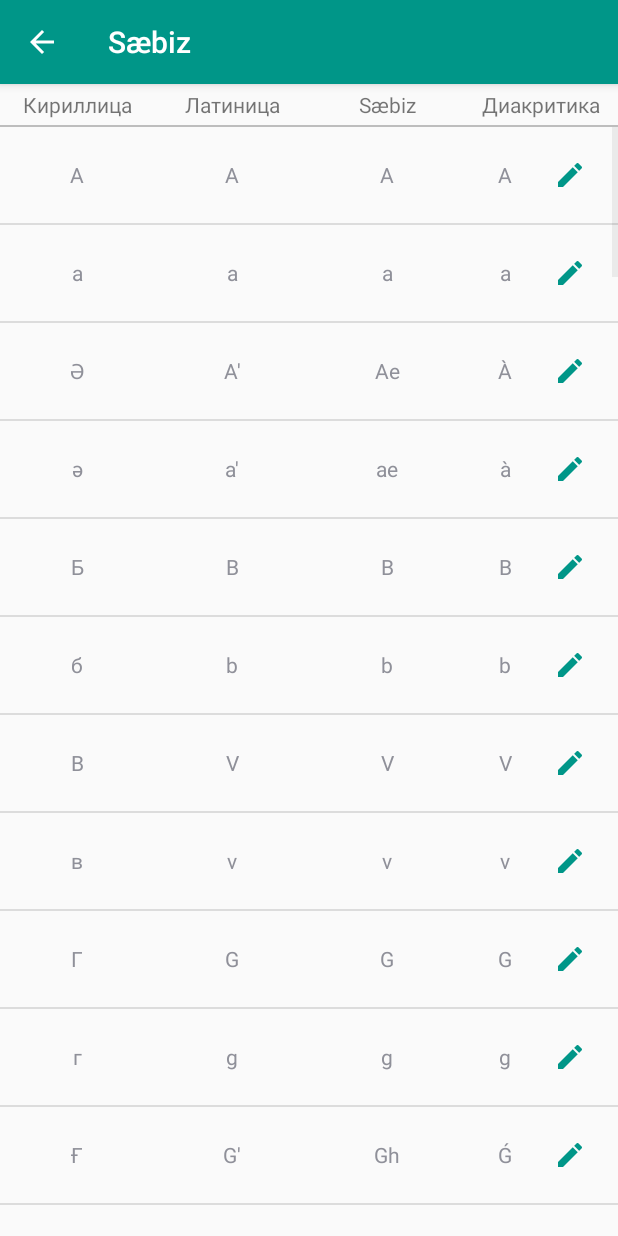
After one commit to dds861/seabis, an Android app: the ActivitySettingsAlphabetsCyrrillic screen opened directly, with no data from a screen before it, on a phone screen of 412 x 824 dp. The commit adds this screen. Run offline under Robolectric (Android 15) with nearby library versions, the phone set to English and light mode, and no system bars.

Commit message:
too many changes to explain

```diff
--- a/app/src/main/java/com/dd/newqazaqalphabet/seabis/AlphabetsActivity.java
+++ /dev/null
@@ -1,13 +0,0 @@
-package com.dd.newqazaqalphabet.seabis;
-
-import android.support.v7.app.AppCompatActivity;
-import android.os.Bundle;
-
-public class AlphabetsActivity extends AppCompatActivity {
-
-    @Override
-    protected void onCreate(Bundle savedInstanceState) {
-        super.onCreate(savedInstanceState);
-        setContentView(R.layout.activity_alphabets);
-    }
-}
--- a/app/src/main/java/com/dd/newqazaqalphabet/seabis/Converter.java
+++ b/app/src/main/java/com/dd/newqazaqalphabet/seabis/Converter.java
@@ -7,6 +7,7 @@ package com.dd.newqazaqalphabet.seabis;
 public class Converter {
     public String cyrillicToLatin(String OCRresult) {
         OCRresult = OCRresult
+
                 .replace("А", "A")
                 .replace("а", "a")
                 .replace("Ә", "A'")
--- a/app/src/main/java/com/dd/newqazaqalphabet/seabis/Main0Activity.java
+++ b/app/src/main/java/com/dd/newqazaqalphabet/seabis/Main0Activity.java
@@ -22,6 +22,7 @@ import android.widget.Toast;
 
 import com.daimajia.androidanimations.library.Techniques;
 import com.daimajia.androidanimations.library.YoYo;
+import com.dd.newqazaqalphabet.seabis.Settings.ActivitySettingsAlphabets;
 import com.google.android.gms.ads.AdRequest;
 import com.google.android.gms.ads.AdView;
 
@@ -113,17 +114,20 @@ public class Main0Activity extends AppCompatActivity implements View.OnClickList
         mSpinnerSecondState = (Spinner) findViewById(R.id.spinnerSecondState);
     }
 
+    //Создается кнопка Settings справо вверхнем углу на action bar
     @Override
     public boolean onCreateOptionsMenu(Menu menu) {
         getMenuInflater().inflate(R.menu.menu_settings, menu);
         return true;
     }
 
+    //Создается меню на кнопке settings на Action bar
     @Override
     public boolean onOptionsItemSelected(MenuItem item) {
         switch (item.getItemId()) {
             case R.id.action_settings:
-
+                Intent intentAlphabetActivity = new Intent(getApplicationContext(), ActivitySettingsAlphabets.class);
+                startActivity(intentAlphabetActivity);
 
                 return true;
 
--- /dev/null
+++ b/app/src/main/java/com/dd/newqazaqalphabet/seabis/Settings/Cyrrillic/ActivitySettingsAlphabetsCyrrillic.java
@@ -0,0 +1,42 @@
+package com.dd.newqazaqalphabet.seabis.Settings.Cyrrillic;
+
+import android.os.Bundle;
+import android.support.v7.app.AppCompatActivity;
+import android.widget.ListView;
+
+import com.dd.newqazaqalphabet.seabis.R;
+
+import java.util.ArrayList;
+import java.util.List;
+
+public class ActivitySettingsAlphabetsCyrrillic extends AppCompatActivity {
+
+
+    @Override
+    protected void onCreate(Bundle savedInstanceState) {
+        //Восстанавливаем тему после лого
+        setTheme(R.style.AppTheme);
+
+        super.onCreate(savedInstanceState);
+        setContentView(R.layout.activity_settings_alphabets_cyrrillic);
+
+
+                        List<ActivitySettingsAlphabetsCyrrillicProduct> products = new ArrayList<>();
+
+                        String[] myResArray = getResources().getStringArray(R.array.cyrillic);
+                        String[] myResArray2 = getResources().getStringArray(R.array.latin);
+                        String[] myResArray3 = getResources().getStringArray(R.array.seabiz);
+                        String[] myResArray4 = getResources().getStringArray(R.array.diacretic);
+                        for (int i = 0; i < myResArray.length; i++) {
+                            products.add(new ActivitySettingsAlphabetsCyrrillicProduct(myResArray[i],myResArray2[i],myResArray3[i],myResArray4[i]));
+
+                        }
+
+                        ActivitySettingsAlphabetsCyrrillicAdapter myAdapter = new ActivitySettingsAlphabetsCyrrillicAdapter(getApplicationContext(),products);
+
+                        ListView listView = (ListView) findViewById(R.id.listViewAlphabet);
+
+                        listView.setAdapter(myAdapter);
+
+    }
+}
--- /dev/null
+++ b/app/src/main/java/com/dd/newqazaqalphabet/seabis/Settings/Cyrrillic/ActivitySettingsAlphabetsCyrrillicAdapter.java
@@ -0,0 +1,57 @@
+package com.dd.newqazaqalphabet.seabis.Settings.Cyrrillic;
+
+import android.content.Context;
+import android.support.annotation.NonNull;
+import android.support.annotation.Nullable;
+import android.view.LayoutInflater;
+import android.view.View;
+import android.view.ViewGroup;
+import android.widget.ArrayAdapter;
+import android.widget.TextView;
+import android.widget.Toast;
+
+import com.dd.newqazaqalphabet.seabis.R;
+
+import java.util.List;
+
+/**
+ * Created by dds86 on 08-Nov-17.
+ */
+
+public class ActivitySettingsAlphabetsCyrrillicAdapter extends ArrayAdapter<ActivitySettingsAlphabetsCyrrillicProduct> {
+    private List<ActivitySettingsAlphabetsCyrrillicProduct> objects;
+
+    public ActivitySettingsAlphabetsCyrrillicAdapter(@NonNull Context context, @NonNull List<ActivitySettingsAlphabetsCyrrillicProduct> objects) {
+        super(context, 0, objects);
+        this.objects = objects;
+    }
+
+    @NonNull
+    @Override
+    public View getView(int position, @Nullable View convertView, @NonNull ViewGroup parent) {
+
+        View view = LayoutInflater.from(getContext()).inflate(R.layout.activity_settings_alphabets_cyrrillic_items, parent, false);
+
+        ActivitySettingsAlphabetsCyrrillicProduct product = getItem(position);
+
+        TextView textView1 = (TextView) view.findViewById(R.id.text1);
+        TextView textView2 = (TextView) view.findViewById(R.id.text2);
+        TextView textView3 = (TextView) view.findViewById(R.id.text3);
+        final TextView textView4 = (TextView) view.findViewById(R.id.text4);
+
+        textView1.setText(product.getTextView1());
+        textView2.setText(product.getTextView2());
+        textView3.setText(product.getTextView3());
+        textView4.setText(product.getTextView4());
+
+        textView4.setOnClickListener(new View.OnClickListener() {
+            @Override
+            public void onClick(View view) {
+                Toast.makeText(getContext(), textView4.getText(), Toast.LENGTH_SHORT).show();
+            }
+        });
+
+
+        return view;
+    }
+}
--- /dev/null
+++ b/app/src/main/java/com/dd/newqazaqalphabet/seabis/Settings/Cyrrillic/ActivitySettingsAlphabetsCyrrillicProduct.java
@@ -0,0 +1,48 @@
+package com.dd.newqazaqalphabet.seabis.Settings.Cyrrillic;
+
+/**
+ * Created by dds86 on 08-Nov-17.
+ */
+
+public class ActivitySettingsAlphabetsCyrrillicProduct {
+    String textView1, textView2, textView3, textView4;
+
+    public String getTextView1() {
+        return textView1;
+    }
+
+    public String getTextView2() {
+        return textView2;
+    }
+
+    public String getTextView3() {
+        return textView3;
+    }
+
+    public String getTextView4() {
+        return textView4;
+    }
+
+    public void setTextView1(String textView1) {
+        this.textView1 = textView1;
+    }
+
+    public void setTextView2(String textView2) {
+        this.textView2 = textView2;
+    }
+
+    public void setTextView3(String textView3) {
+        this.textView3 = textView3;
+    }
+
+    public void setTextView4(String textView4) {
+        this.textView4 = textView4;
+    }
+
+    public ActivitySettingsAlphabetsCyrrillicProduct(String textView1, String textView2, String textView3, String textView4) {
+        this.textView1 = textView1;
+        this.textView2 = textView2;
+        this.textView3 = textView3;
+        this.textView4 = textView4;
+    }
+}
--- a/app/src/main/res/layout/activity_alphabets.xml
+++ /dev/null
@@ -1,9 +0,0 @@
-<?xml version="1.0" encoding="utf-8"?>
-<android.support.constraint.ConstraintLayout xmlns:android="http://schemas.android.com/apk/res/android"
-    xmlns:app="http://schemas.android.com/apk/res-auto"
-    xmlns:tools="http://schemas.android.com/tools"
-    android:layout_width="match_parent"
-    android:layout_height="match_parent"
-    tools:context="com.dd.newqazaqalphabet.seabis.AlphabetsActivity">
-
-</android.support.constraint.ConstraintLayout>
--- /dev/null
+++ b/app/src/main/res/layout/activity_settings_alphabets.xml
@@ -0,0 +1,27 @@
+<?xml version="1.0" encoding="utf-8"?>
+<LinearLayout xmlns:android="http://schemas.android.com/apk/res/android"
+    android:layout_width="match_parent"
+    android:layout_height="match_parent"
+    android:orientation="vertical">
+
+    <TextView
+        android:id="@+id/tvDescriptionLanguages"
+        android:layout_width="match_parent"
+        android:layout_height="wrap_content"
+        android:text="Choose the language to see detailed information:"
+        android:textAppearance="@style/TextAppearance.AppCompat.Medium"
+        android:padding="16dp"
+        android:textColor="@color/primary_text"
+
+        />
+    <View
+        android:layout_width="fill_parent"
+        android:layout_height="1dp"
+        android:background="@color/divider" />
+    <ListView
+        android:id="@+id/listView"
+        android:layout_width="match_parent"
+        android:layout_height="match_parent"
+        style="@style/CodeFont"
+        />
+</LinearLayout>
--- /dev/null
+++ b/app/src/main/res/layout/activity_settings_alphabets_cyrrillic.xml
@@ -0,0 +1,69 @@
+<?xml version="1.0" encoding="utf-8"?>
+<LinearLayout xmlns:android="http://schemas.android.com/apk/res/android"
+    xmlns:app="http://schemas.android.com/apk/res-auto"
+    xmlns:tools="http://schemas.android.com/tools"
+    android:layout_width="match_parent"
+    android:layout_height="match_parent"
+    android:orientation="vertical"
+    tools:context="com.dd.newqazaqalphabet.seabis.Settings.Cyrrillic.ActivitySettingsAlphabetsCyrrillic">
+
+    <LinearLayout xmlns:android="http://schemas.android.com/apk/res/android"
+        android:layout_width="match_parent"
+        android:layout_height="wrap_content"
+        android:orientation="horizontal">
+
+        <TextView
+            android:id="@+id/text12"
+            android:layout_width="match_parent"
+            android:layout_height="wrap_content"
+            android:layout_weight="1"
+            android:gravity="center_horizontal|center_vertical"
+            android:padding="4dp"
+            android:text="@string/cyrillic" />
+
+        <TextView
+            android:id="@+id/text22"
+            android:layout_width="match_parent"
+            android:layout_height="wrap_content"
+            android:layout_weight="1"
+            android:gravity="center_horizontal|center_vertical"
+            android:padding="4dp"
+            android:text="@string/latin" />
+
+        <TextView
+            android:id="@+id/text32"
+            android:layout_width="match_parent"
+            android:layout_height="wrap_content"
+            android:layout_weight="1"
+            android:gravity="center_horizontal|center_vertical"
+            android:padding="4dp"
+            android:text="@string/app_name" />
+
+        <TextView
+            android:id="@+id/text42"
+            android:layout_width="match_parent"
+            android:layout_height="wrap_content"
+            android:layout_weight="1"
+            android:gravity="center_horizontal|center_vertical"
+            android:padding="4dp"
+            android:text="@string/diacritic" />
+
+    </LinearLayout>
+
+    <View
+        android:layout_width="fill_parent"
+        android:layout_height="1dp"
+        android:background="@color/divider" />
+
+    <LinearLayout xmlns:android="http://schemas.android.com/apk/res/android"
+        android:layout_width="match_parent"
+        android:layout_height="wrap_content">
+
+        <ListView
+            android:id="@+id/listViewAlphabet"
+            android:layout_width="match_parent"
+
+            android:listSelector="@android:color/transparent"
+            android:layout_height="match_parent"/>
+    </LinearLayout>
+</LinearLayout>
--- /dev/null
+++ b/app/src/main/res/layout/activity_settings_alphabets_cyrrillic_items.xml
@@ -0,0 +1,46 @@
+<?xml version="1.0" encoding="utf-8"?>
+
+<LinearLayout xmlns:android="http://schemas.android.com/apk/res/android"
+    android:layout_width="match_parent"
+    android:layout_height="match_parent"
+    android:orientation="horizontal">
+
+    <TextView
+        android:id="@+id/text1"
+        android:layout_width="match_parent"
+        android:layout_height="wrap_content"
+        android:layout_weight="1"
+        android:gravity="center_horizontal|center_vertical"
+        android:padding="8dp"
+        android:text="a" />
+
+    <TextView
+        android:id="@+id/text2"
+        android:layout_width="match_parent"
+        android:layout_height="wrap_content"
+        android:layout_weight="1"
+        android:gravity="center_horizontal|center_vertical"
+        android:padding="8dp"
+        android:text="b" />
+
+    <TextView
+        android:id="@+id/text3"
+        android:layout_width="match_parent"
+        android:layout_height="wrap_content"
+        android:layout_weight="1"
+        android:gravity="center_horizontal|center_vertical"
+        android:padding="8dp"
+        android:text="c" />
+
+
+    <TextView
+        android:id="@+id/text4"
+        android:layout_width="match_parent"
+        android:layout_height="wrap_content"
+        android:layout_weight="1"
+        android:gravity="center_horizontal|center_vertical"
+        android:drawableRight="@mipmap/ic_launcher_edit"
+        android:padding="8dp"
+        android:text="d" />
+
+</LinearLayout>
--- /dev/null
+++ b/app/src/main/res/values/alphabets.xml
@@ -0,0 +1,350 @@
+<?xml version="1.0" encoding="utf-8"?>
+<resources>
+    <string-array name="cyrillic">
+        <item>А</item>
+        <item>а</item>
+        <item>Ә</item>
+        <item>ә</item>
+        <item>Б</item>
+        <item>б</item>
+        <item>В</item>
+        <item>в</item>
+        <item>Г</item>
+        <item>г</item>
+        <item>Ғ</item>
+        <item>ғ</item>
+        <item>Д</item>
+        <item>д</item>
+        <item>Е</item>
+        <item>е</item>
+        <item>Ё</item>
+        <item>ё</item>
+        <item>Ж</item>
+        <item>ж</item>
+        <item>З</item>
+        <item>з</item>
+        <item>И</item>
+        <item>и</item>
+        <item>Й</item>
+        <item>й</item>
+        <item>К</item>
+        <item>к</item>
+        <item>Қ</item>
+        <item>қ</item>
+        <item>Л</item>
+        <item>л</item>
+        <item>М</item>
+        <item>м</item>
+        <item>Н</item>
+        <item>н</item>
+        <item>Ң</item>
+        <item>ң</item>
+        <item>О</item>
+        <item>о</item>
+        <item>Ө</item>
+        <item>ө</item>
+        <item>П</item>
+        <item>п</item>
+        <item>Р</item>
+        <item>р</item>
+        <item>С</item>
+        <item>с</item>
+        <item>Т</item>
+        <item>т</item>
+        <item>У</item>
+        <item>у</item>
+        <item>Ұ</item>
+        <item>ұ</item>
+        <item>Ү</item>
+        <item>ү</item>
+        <item>Ф</item>
+        <item>ф</item>
+        <item>Х</item>
+        <item>х</item>
+        <item>Һ</item>
+        <item>һ</item>
+        <item>Ц</item>
+        <item>ц</item>
+        <item>Ч</item>
+        <item>ч</item>
+        <item>Ш</item>
+        <item>ш</item>
+        <item>Щ</item>
+        <item>щ</item>
+        <item>Ъ</item>
+        <item>ъ</item>
+        <item>Ы</item>
+        <item>ы</item>
+        <item>І</item>
+        <item>і</item>
+        <item>Ь</item>
+        <item>ь</item>
+        <item>Э</item>
+        <item>э</item>
+        <item>Ю</item>
+        <item>ю</item>
+        <item>Я</item>
+        <item>я</item>
+    </string-array>
+    <string-array name="latin">
+        <item>A</item>
+        <item>a</item>
+        <item>A'</item>
+        <item>a'</item>
+        <item>B</item>
+        <item>b</item>
+        <item>V</item>
+        <item>v</item>
+        <item>G</item>
+        <item>g</item>
+        <item>G'</item>
+        <item>g'</item>
+        <item>D</item>
+        <item>d</item>
+        <item>E</item>
+        <item>e</item>
+        <item>I'o</item>
+        <item>i'o</item>
+        <item>J</item>
+        <item>j</item>
+        <item>Z</item>
+        <item>z</item>
+        <item>I'</item>
+        <item>i'</item>
+        <item>I'</item>
+        <item>i'</item>
+        <item>K</item>
+        <item>k</item>
+        <item>Q</item>
+        <item>q</item>
+        <item>L</item>
+        <item>l</item>
+        <item>M</item>
+        <item>m</item>
+        <item>N</item>
+        <item>n</item>
+        <item>N'</item>
+        <item>n'</item>
+        <item>O</item>
+        <item>o</item>
+        <item>O'</item>
+        <item>o'</item>
+        <item>P</item>
+        <item>p</item>
+        <item>R</item>
+        <item>r</item>
+        <item>S</item>
+        <item>s</item>
+        <item>T</item>
+        <item>t</item>
+        <item>Y'</item>
+        <item>y'</item>
+        <item>U</item>
+        <item>u</item>
+        <item>U'</item>
+        <item>u'</item>
+        <item>F</item>
+        <item>f</item>
+        <item>H</item>
+        <item>h</item>
+        <item>H</item>
+        <item>h</item>
+        <item>C</item>
+        <item>c</item>
+        <item>C'</item>
+        <item>c'</item>
+        <item>S'</item>
+        <item>s'</item>
+        <item>S's'</item>
+        <item>S's'</item>
+        <item></item>
+        <item></item>
+        <item>Y</item>
+        <item>y</item>
+        <item>I</item>
+        <item>i</item>
+        <item></item>
+        <item></item>
+        <item>E</item>
+        <item>e</item>
+        <item>I'y'</item>
+        <item>i'y'</item>
+        <item>I'a</item>
+        <item>i'a</item>
+
+    </string-array>
+    <string-array name="seabiz">
+        <item>A</item>
+        <item>a</item>
+        <item>Ae</item>
+        <item>ae</item>
+        <item>B</item>
+        <item>b</item>
+        <item>V</item>
+        <item>v</item>
+        <item>G</item>
+        <item>g</item>
+        <item>Gh</item>
+        <item>gh</item>
+        <item>D</item>
+        <item>d</item>
+        <item>E</item>
+        <item>e</item>
+        <item>E</item>
+        <item>e</item>
+        <item>Zh</item>
+        <item>zh</item>
+        <item>Z</item>
+        <item>z</item>
+        <item>I</item>
+        <item>i</item>
+        <item>J</item>
+        <item>j</item>
+        <item>K</item>
+        <item>k</item>
+        <item>Q</item>
+        <item>q</item>
+        <item>L</item>
+        <item>l</item>
+        <item>M</item>
+        <item>m</item>
+        <item>N</item>
+        <item>n</item>
+        <item>Ng</item>
+        <item>ng</item>
+        <item>O</item>
+        <item>o</item>
+        <item>Oe</item>
+        <item>oe</item>
+        <item>P</item>
+        <item>p</item>
+        <item>R</item>
+        <item>r</item>
+        <item>S</item>
+        <item>s</item>
+        <item>T</item>
+        <item>t</item>
+        <item>W</item>
+        <item>w</item>
+        <item>U</item>
+        <item>u</item>
+        <item>Ue</item>
+        <item>ue</item>
+        <item>F</item>
+        <item>f</item>
+        <item>H</item>
+        <item>h</item>
+        <item>H</item>
+        <item>h</item>
+        <item>C</item>
+        <item>c</item>
+        <item>Ch</item>
+        <item>ch</item>
+        <item>Sh</item>
+        <item>sh</item>
+        <item>Sh</item>
+        <item>sh</item>
+        <item></item>
+        <item></item>
+        <item>Y</item>
+        <item>y</item>
+        <item>I</item>
+        <item>i</item>
+        <item></item>
+        <item></item>
+        <item>E</item>
+        <item>e</item>
+        <item>Iy</item>
+        <item>iy</item>
+        <item>Ia</item>
+        <item>ia</item>
+
+    </string-array>
+    <string-array name="diacretic">
+        <item>A</item>
+        <item>a</item>
+        <item>À</item>
+        <item>à</item>
+        <item>B</item>
+        <item>b</item>
+        <item>V</item>
+        <item>v</item>
+        <item>G</item>
+        <item>g</item>
+        <item>Ǵ</item>
+        <item>ǵ</item>
+        <item>D</item>
+        <item>d</item>
+        <item>E</item>
+        <item>e</item>
+        <item>È</item>
+        <item>è</item>
+        <item>J</item>
+        <item>j</item>
+        <item>Z</item>
+        <item>z</item>
+        <item>Í</item>
+        <item>í</item>
+        <item>Í</item>
+        <item>í</item>
+        <item>K</item>
+        <item>k</item>
+        <item>Ḱ</item>
+        <item>ḱ</item>
+        <item>L</item>
+        <item>l</item>
+        <item>M</item>
+        <item>m</item>
+        <item>N</item>
+        <item>n</item>
+        <item>Ń</item>
+        <item>ń</item>
+        <item>O</item>
+        <item>o</item>
+        <item>Ó</item>
+        <item>ó</item>
+        <item>P</item>
+        <item>p</item>
+        <item>R</item>
+        <item>r</item>
+        <item>S</item>
+        <item>s</item>
+        <item>T</item>
+        <item>t</item>
+        <item>Ý</item>
+        <item>ý</item>
+        <item>U</item>
+        <item>u</item>
+        <item>Ú</item>
+        <item>ú</item>
+        <item>F</item>
+        <item>f</item>
+        <item>H</item>
+        <item>h</item>
+        <item>H</item>
+        <item>h</item>
+        <item>C</item>
+        <item>c</item>
+        <item>Ć</item>
+        <item>ć</item>
+        <item>Ś</item>
+        <item>ś</item>
+        <item>Ś</item>
+        <item>ś</item>
+        <item></item>
+        <item></item>
+        <item>Y</item>
+        <item>y</item>
+        <item>I</item>
+        <item>i</item>
+        <item></item>
+        <item></item>
+        <item>E</item>
+        <item>e</item>
+        <item>Íý</item>
+        <item>íý</item>
+        <item>Íа</item>
+        <item>íа</item>
+
+    </string-array>
+</resources>
--- a/app/src/main/res/values/styles.xml
+++ b/app/src/main/res/values/styles.xml
@@ -33,5 +33,8 @@
         <item name="android:windowBackground">@drawable/splash</item>
     </style>
 
+    <style name="CodeFont" parent="@android:style/TextAppearance.Medium">
+        <item name="android:textColor">@color/primary</item>
 
+    </style>
 </resources>
```
Also changed, not shown: app/src/main/AndroidManifest.xml (+6 -1 lines), app/src/main/ic_launcher_edit-web.png (added), app/src/main/res/mipmap-hdpi/ic_launcher_edit.png (added), app/src/main/res/mipmap-mdpi/ic_launcher_edit.png (added), app/src/main/res/mipmap-xhdpi/ic_launcher_edit.png (added), app/src/main/res/mipmap-xxhdpi/ic_launcher_edit.png (added), app/src/main/res/mipmap-xxxhdpi/ic_launcher_edit.png (added).
